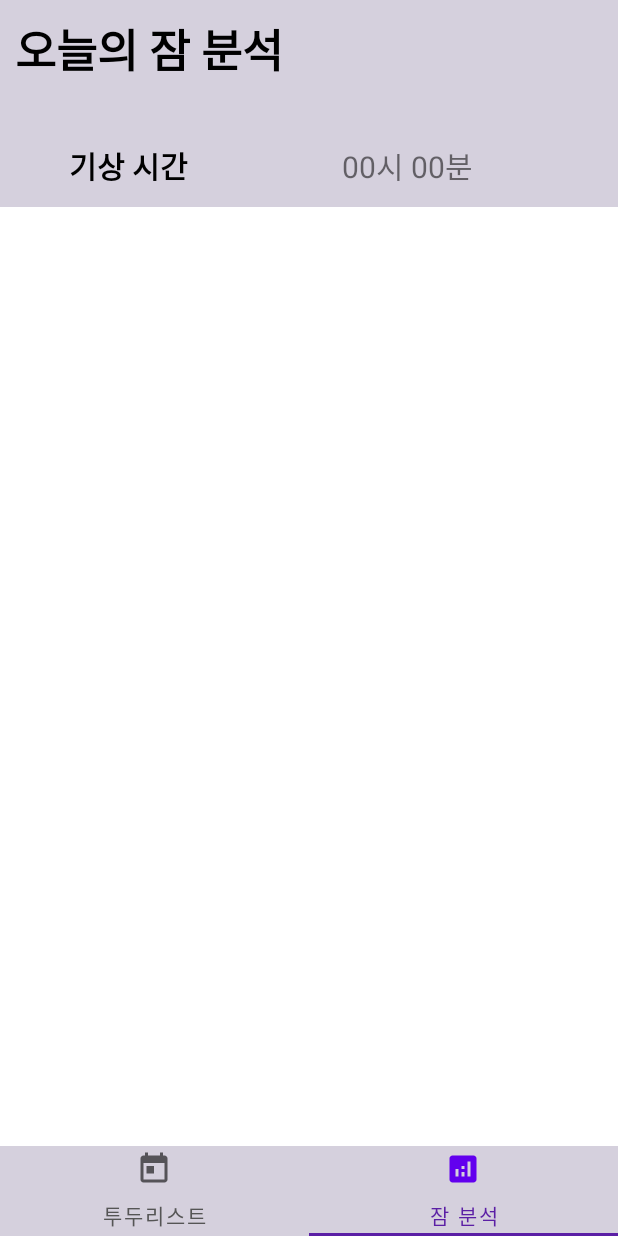
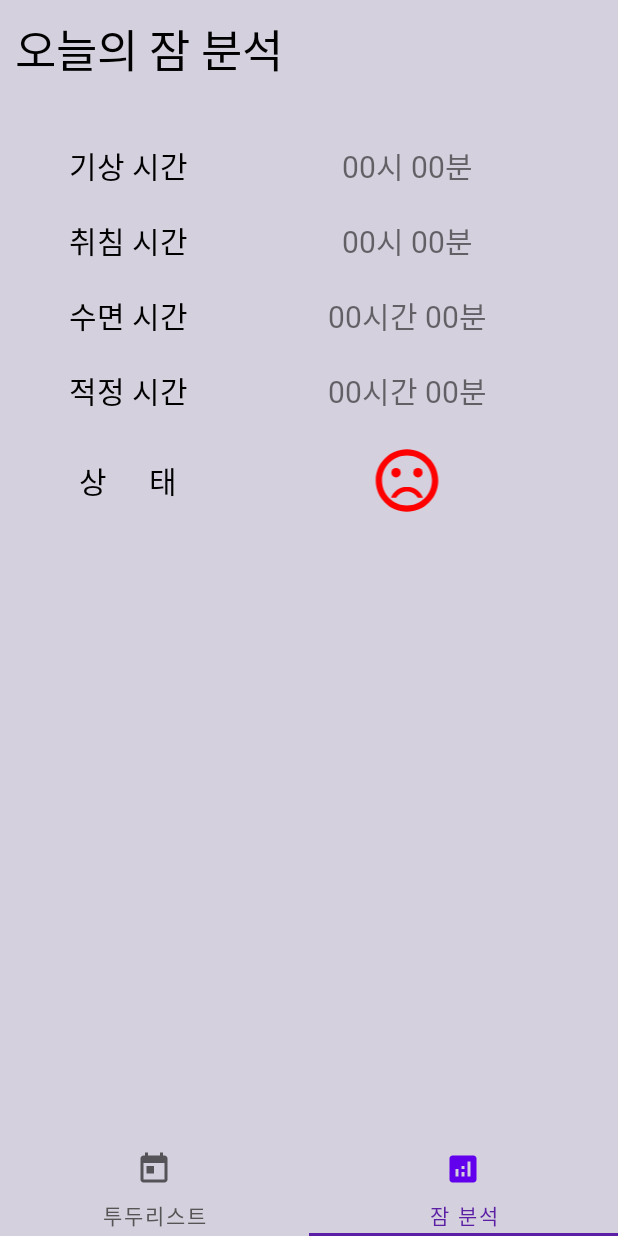
Before and after one commit to Jake-huen/Didyousleepwell, an Android app: the DateActivity screen opened directly, with no data from a screen before it, item 2 of the bottom bar chosen, on a phone screen of 412 x 824 dp. Run offline under Robolectric (Android 15) with nearby library versions, the phone set to English and light mode, and no system bars; 4 statements that could not run were skipped.

Commit message:
change design

```diff
--- a/teamproject/app/src/main/java/com/example/myapplication/DateActivity.kt
+++ b/teamproject/app/src/main/java/com/example/myapplication/DateActivity.kt
@@ -34,8 +34,6 @@ class DateActivity : AppCompatActivity() {
         val date = intent.getStringExtra("날짜")
         datea = date.toString();
 
-        binding.datetext.text = date
-
         binding.viewpager.adapter = TodoViewPagerAdapter(this)
         TabLayoutMediator(binding.tab, binding.viewpager){
                 tab, position->
--- a/teamproject/app/src/main/res/layout/activity_date.xml
+++ b/teamproject/app/src/main/res/layout/activity_date.xml
@@ -8,10 +8,11 @@
     >
 
     <androidx.viewpager2.widget.ViewPager2
-        android:layout_marginTop="100dp"
         android:id="@+id/viewpager"
         android:layout_width="match_parent"
-        android:layout_height="wrap_content">
+        android:layout_height="0dp"
+        app:layout_constraintTop_toTopOf="parent"
+        app:layout_constraintBottom_toTopOf="@id/tab">
 
     </androidx.viewpager2.widget.ViewPager2>
 
@@ -23,7 +24,8 @@
         android:background="#D5D0DD"
         app:tabTextColor="#555555"
         app:tabIndicatorColor="#5B1FA5"
-        app:tabSelectedTextColor="#5B1FA5"/>
+        app:tabSelectedTextColor="#5B1FA5"
+        android:fontFamily="@font/ef_diary"/>
 
 
 </androidx.constraintlayout.widget.ConstraintLayout>
--- a/teamproject/app/src/main/res/layout/activity_recommenddown.xml
+++ b/teamproject/app/src/main/res/layout/activity_recommenddown.xml
@@ -22,6 +22,7 @@
         android:height="50dp"
         android:textAlignment="center"
         android:gravity="center"
+        android:fontFamily="@font/ef_diary"
         android:textStyle="bold"/>
     <TimePicker
         android:id="@+id/recommenddown_timePicker"
@@ -45,5 +46,6 @@
         android:layout_marginBottom="10dp"
         android:backgroundTint="@color/black"
         app:strokeColor="#FFFFFF"
-        app:strokeWidth="2dp" />
+        app:strokeWidth="2dp"
+        android:fontFamily="@font/ef_diary"/>
 </androidx.constraintlayout.widget.ConstraintLayout>
--- a/teamproject/app/src/main/res/layout/fragment_analysis.xml
+++ b/teamproject/app/src/main/res/layout/fragment_analysis.xml
@@ -21,8 +21,8 @@
         app:layout_constraintStart_toStartOf="parent"
         android:layout_margin="10dp"
         android:textSize="30sp"
-        android:textStyle="bold"
-        android:textColor="@color/black"/>
+        android:textColor="@color/black"
+        android:fontFamily="@font/ef_diary"/>
 
     <TableLayout
         android:id="@+id/analysisTable"
@@ -42,8 +42,8 @@
                 android:gravity="center"
                 android:textSize="20sp"
                 android:layout_margin="10dp"
-                android:textStyle="bold"
                 android:textColor="@color/black"
+                android:fontFamily="@font/ef_diary"
                 />
             <!--분석에 맞는 얼굴 표시-->
             <TextView
@@ -54,6 +54,7 @@
                 android:gravity="center"
                 android:textSize="20sp"
                 android:layout_margin="10dp"
+                android:fontFamily="@font/ef_diary"
                 />
         </TableRow>
 
@@ -66,8 +67,8 @@
                 android:gravity="center"
                 android:textSize="20sp"
                 android:layout_margin="10dp"
-                android:textStyle="bold"
                 android:textColor="@color/black"
+                android:fontFamily="@font/ef_diary"
                 />
             <TextView
                 android:text="00시 00분"
@@ -77,6 +78,7 @@
                 android:gravity="center"
                 android:textSize="20sp"
                 android:layout_margin="10dp"
+                android:fontFamily="@font/ef_diary"
                 />
         </TableRow>
         <TableRow>
@@ -88,8 +90,8 @@
                 android:gravity="center"
                 android:textSize="20sp"
                 android:layout_margin="10dp"
-                android:textStyle="bold"
                 android:textColor="@color/black"
+                android:fontFamily="@font/ef_diary"
                 />
             <TextView
                 android:text="00시간 00분"
@@ -99,6 +101,7 @@
                 android:gravity="center"
                 android:textSize="20sp"
                 android:layout_margin="10dp"
+                android:fontFamily="@font/ef_diary"
                 />
         </TableRow>
         <TableRow>
@@ -110,8 +113,8 @@
                 android:gravity="center"
                 android:textSize="20sp"
                 android:layout_margin="10dp"
-                android:textStyle="bold"
                 android:textColor="@color/black"
+                android:fontFamily="@font/ef_diary"
                 />
 
             <TextView
@@ -122,19 +125,20 @@
                 android:gravity="center"
                 android:textSize="20sp"
                 android:layout_margin="10dp"
+                android:fontFamily="@font/ef_diary"
                 />
         </TableRow>
         <TableRow>
             <TextView
-                android:text="상        태"
+                android:text="상      태"
                 android:layout_width="0dp"
                 android:layout_height="match_parent"
                 android:layout_weight="1"
                 android:gravity="center"
                 android:textSize="20sp"
                 android:layout_margin="10dp"
-                android:textStyle="bold"
                 android:textColor="@color/black"
+                android:fontFamily="@font/ef_diary"
                 />
             <!--분석에 맞는 얼굴 표시-->
             <ImageView
--- a/teamproject/app/src/main/res/layout/fragment_init1.xml
+++ b/teamproject/app/src/main/res/layout/fragment_init1.xml
@@ -18,6 +18,7 @@
         app:layout_constraintTop_toTopOf="parent"
         app:layout_constraintEnd_toEndOf="parent"
         app:layout_constraintBottom_toBottomOf="parent"
-        android:textColor="@color/white"/>
+        android:textColor="@color/white"
+        android:fontFamily="@font/ef_diary"/>
 
 </androidx.constraintlayout.widget.ConstraintLayout>
--- a/teamproject/app/src/main/res/layout/fragment_init2.xml
+++ b/teamproject/app/src/main/res/layout/fragment_init2.xml
@@ -18,7 +18,8 @@
         app:layout_constraintTop_toBottomOf="@id/btn_permission"
         app:layout_constraintEnd_toEndOf="parent"
         app:layout_constraintBottom_toBottomOf="parent"
-        android:textColor="@color/white"/>
+        android:textColor="@color/white"
+        android:fontFamily="@font/ef_diary"/>
 
     <Button
         android:id="@+id/btn_permission"
@@ -28,7 +29,8 @@
         app:layout_constraintBottom_toTopOf="@id/titleaa"
         android:text="권한 허용"
         tools:layout_editor_absoluteX="155dp"
-        tools:layout_editor_absoluteY="238dp" />
+        tools:layout_editor_absoluteY="238dp"
+        android:fontFamily="@font/ef_diary"/>
 
 
 </androidx.constraintlayout.widget.ConstraintLayout>
--- a/teamproject/app/src/main/res/layout/fragment_init3.xml
+++ b/teamproject/app/src/main/res/layout/fragment_init3.xml
@@ -17,6 +17,7 @@
         app:layout_constraintTop_toTopOf="parent"
         app:layout_constraintEnd_toEndOf="parent"
         app:layout_constraintBottom_toBottomOf="parent"
-        android:textColor="@color/white"/>
+        android:textColor="@color/white"
+        android:fontFamily="@font/ef_diary"/>
 
 </androidx.constraintlayout.widget.ConstraintLayout>
--- a/teamproject/app/src/main/res/layout/initpageview.xml
+++ b/teamproject/app/src/main/res/layout/initpageview.xml
@@ -21,6 +21,7 @@
         app:layout_constraintBottom_toBottomOf="parent"
         app:layout_constraintEnd_toEndOf="parent"
         app:layout_constraintStart_toStartOf="parent"
-        app:layout_constraintTop_toTopOf="parent" />
+        app:layout_constraintTop_toTopOf="parent"
+        android:fontFamily="@font/ef_diary"/>
 
 </androidx.constraintlayout.widget.ConstraintLayout>
--- a/teamproject/app/src/main/res/values/themes.xml
+++ b/teamproject/app/src/main/res/values/themes.xml
@@ -33,6 +33,7 @@
         <item name="android:textSize">20sp</item>
         <item name="android:textColor">@color/mcv_text_date_light</item>
         <item name="android:textStyle">bold</item>
+
         <item name="android:includeFontPadding">false</item>
     </style>
 
@@ -41,6 +42,7 @@
         <item name="colorAccent">#B9CB8DFF</item>
         <item name="colorPrimary">@android:color/holo_blue_light</item>
         <item name="android:textStyle">bold</item>
+        <item name="android:fontFamily">@font/ef_diary</item>
     </style>
 
     <!-- 달력 안의 숫자들에 적용되는 스타일 -->
@@ -58,6 +60,6 @@
     <!-- 연, 월을 표시하는 헤더에 적용되는 스타일 -->
     <style name="CalendarWidgetHeader">
         <item name="android:textSize">18sp</item>
-        <item name="android:textColor">@android:color/darker_gray</item>
+        <item name="android:textColor">#000000</item>
     </style>
 </resources>
```
Also changed, not shown: teamproject/app/src/main/res/layout/activity_main.xml (+6 -4 lines), teamproject/app/src/main/res/layout/activity_recommenddown2.xml (+11 -5 lines), teamproject/app/src/main/res/layout/activity_recommendup.xml (+5 -2 lines), teamproject/app/src/main/res/layout/activity_recommendup2.xml (+13 -7 lines), teamproject/app/src/main/res/layout/fragment_init4.xml (+10 -5 lines), teamproject/app/src/main/res/layout/fragment_todo.xml (+6 -4 lines), teamproject/app/src/main/res/layout/todorow.xml (+6 -3 lines), 1 other file.
